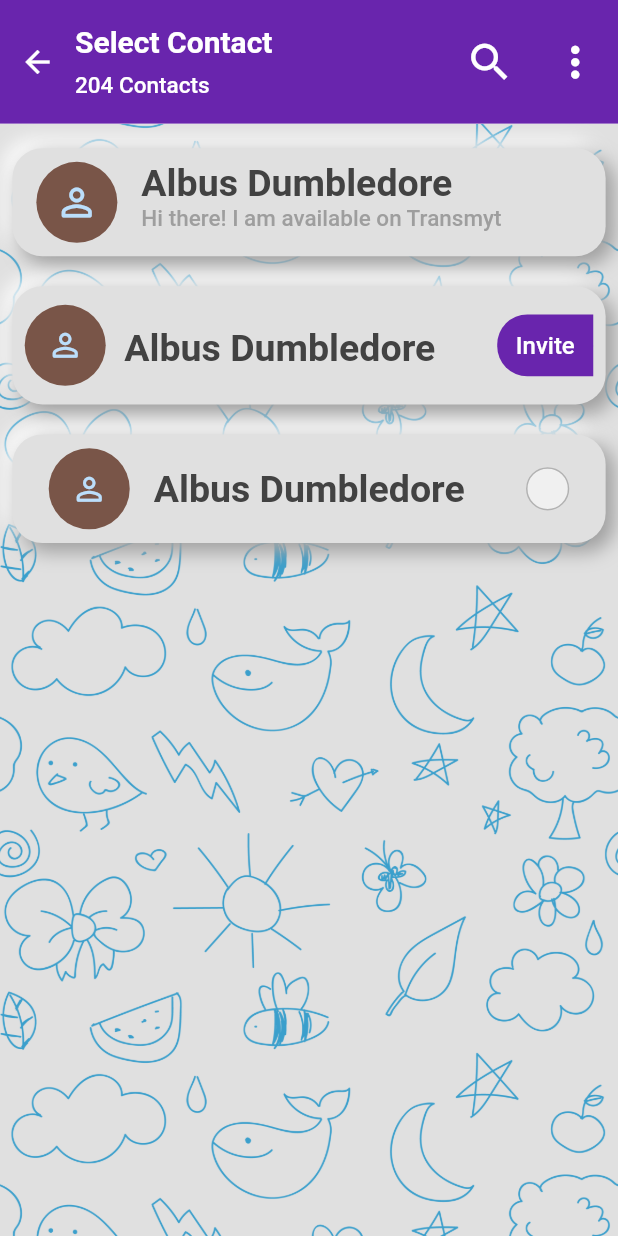
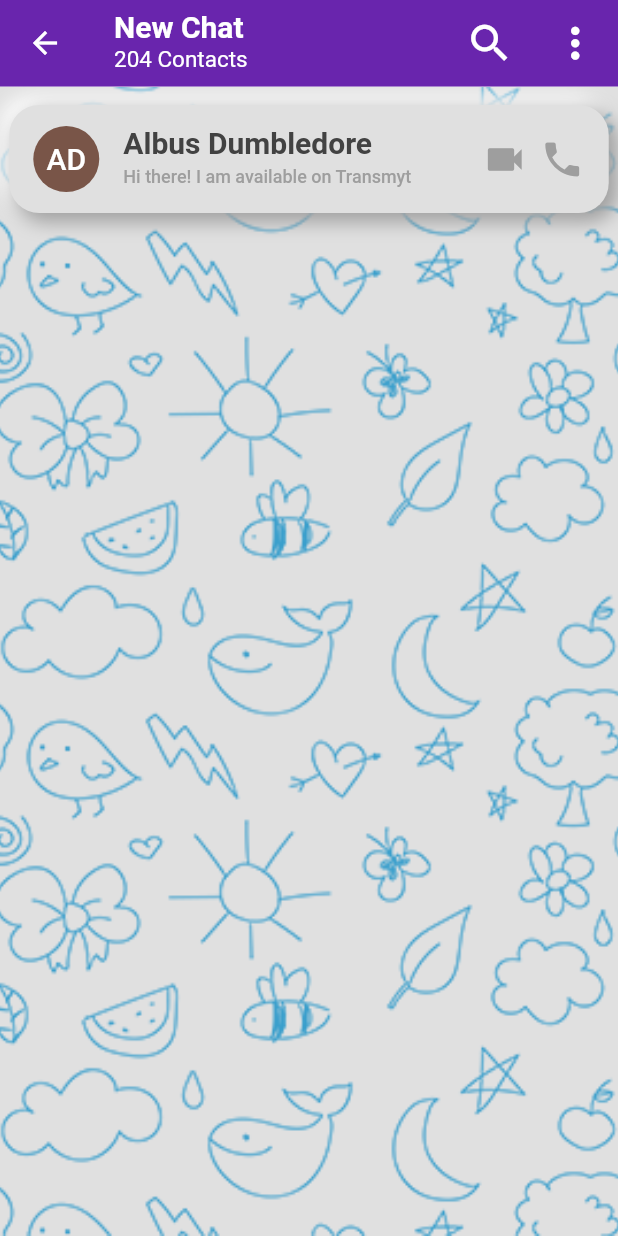
Before and after one commit to yellow-Flickr/Transmyt, a Flutter app: the Contacts screen opened directly, on a phone screen of 412 x 824 dp. Run offline on Flutter 3.47's test engine with Material 2 defaults, Android fonts, the phone set to English and light mode, and no system bars; our stand-ins replace google_fonts.

Commit message:
Background Image delay fix

```diff
--- a/lib/Screens/Chat_Tab.dart
+++ b/lib/Screens/Chat_Tab.dart
@@ -29,9 +29,9 @@
           height: height * 0.1,
           width: width * 0.15,
           child: Icon(
-            Icons.message_outlined,
+            Icons.send_sharp,
             color: Colors.white,
-            size: 24,
+            size: 26,
           ),
           decoration:
               BoxDecoration(shape: BoxShape.circle, color: Color(0xff6925ad)),
--- a/lib/Screens/Chats.dart
+++ b/lib/Screens/Chats.dart
@@ -73,7 +73,7 @@
               image: DecorationImage(
                   // colorFilter: ColorFilter.,
                   fit: BoxFit.cover,
-                  image: AssetImage('vector/matrix.png')),
+                  image: AssetImage('vector/matrix2.png')),
             ),
             height: MediaQuery.of(context).size.height,
           ),
--- a/lib/Screens/Contacts.dart
+++ b/lib/Screens/Contacts.dart
@@ -25,30 +25,25 @@
           backgroundColor: Color(0xff6925ad),
           elevation: 0,
           centerTitle: false,
-          leadingWidth: 50,
+          leadingWidth: 60,
           titleSpacing: 0.0,
-          toolbarHeight: height * 0.1,
-          title: Column(
-            crossAxisAlignment: CrossAxisAlignment.start,
-            children: [
-              Text(
-                "Select Contact",
+          toolbarHeight: height * 0.07,
+          title: ListTile(
+              title: Text(
+                "New Chat",
                 style: TextStyle(
                     color: Colors.white,
                     fontSize: 20,
                     fontWeight: FontWeight.bold),
               ),
-              SizedBox(height: height * 0.01,),
-              Text(
+              subtitle: Text(
                 "204 Contacts",
                 style: TextStyle(
                   color: Colors.white,
                   fontSize: 15,
                   // fontWeight: FontWeight.bold
                 ),
-              ),
-            ],
-          ),
+              )),
           actions: [
             Padding(
               padding: const EdgeInsets.symmetric(horizontal: 12.0),
@@ -71,29 +66,27 @@
             decoration: BoxDecoration(
               color: Colors.grey[300],
               image: DecorationImage(
-                  fit: BoxFit.cover, image: AssetImage('vector/matrix.png')),
+                  fit: BoxFit.cover, image: AssetImage('vector/matrix2.png')),
             ),
             height: MediaQuery.of(context).size.height,
           ),
           SingleChildScrollView(
             // reverse: true,
             padding: EdgeInsets.only(
-                top: height * 0.02,
-                left: width * 0.02,
-                right: width * 0.02,
+                top: height * 0.015,
+                left: width * 0.015,
+                right: width * 0.015,
                 bottom: height * 0.05),
             child: Column(
               children: [
-                RawContactCard(),
-                SizedBox(
-                  height: 20,
+                // SizedBox(
+                //   height: 20,
+                // ),
+                // GroupAddCard(),
+                CallAddCard(
+                  initials: 'AD',
                 ),
-                InvitationContactCard(),
-                SizedBox(
-                  height: 20,
-                ),
-                GroupAddCard(),
-               ],
+              ],
             ),
           ),
         ]));
--- a/pubspec.yaml
+++ b/pubspec.yaml
@@ -60,7 +60,7 @@
 
   # To add assets to your application, add an assets section, like this:
   assets:
-    - vector/matrix.png
+    - vector/matrix2.png
   #   - images/a_dot_ham.jpeg
 
   # An image asset can refer to one or more resolution-specific "variants", see
```
Also changed, not shown: lib/Screens/CallContacts.dart (+9 -8 lines), lib/Screens/dashboard.dart (+14 -9 lines), lib/Screens/launcher.dart (+7 -4 lines), vector/matrix2.png (added).
